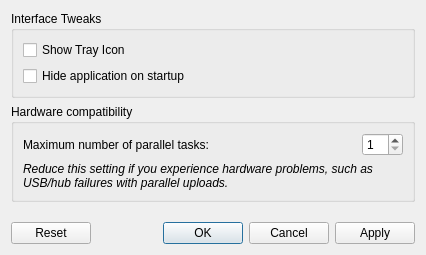
Before: the Qt Designer form src/tyqt/preferences_dialog.ui in Koromix/tytools, drawn with Qt 5.
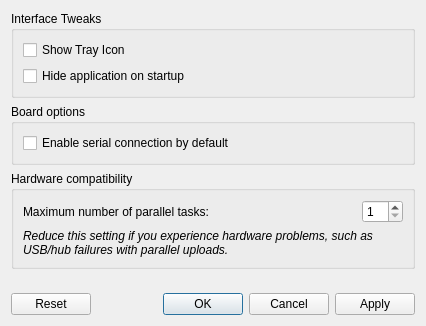
After: the same form once the commit is applied. Icons and pictures are not drawn.

Commit message: Add TyQt setting to disable Board serial by default

Patch:
```diff
--- a/src/tyqt/preferences_dialog.ui
+++ b/src/tyqt/preferences_dialog.ui
@@ -7,7 +7,7 @@
     <x>0</x>
     <y>0</y>
     <width>426</width>
-    <height>255</height>
+    <height>326</height>
    </rect>
   </property>
   <property name="windowTitle">
@@ -41,6 +41,22 @@
      </layout>
     </widget>
    </item>
+   <item>
+    <widget class="QGroupBox" name="groupBox_3">
+     <property name="title">
+      <string>Board options</string>
+     </property>
+     <layout class="QVBoxLayout" name="verticalLayout_4">
+      <item>
+       <widget class="QCheckBox" name="serialByDefaultCheck">
+        <property name="text">
+         <string>Enable serial connection by default</string>
+        </property>
+       </widget>
+      </item>
+     </layout>
+    </widget>
+   </item>
    <item>
     <widget class="QGroupBox" name="groupBox">
      <property name="title">
```
The commit also changes 5 other files.
